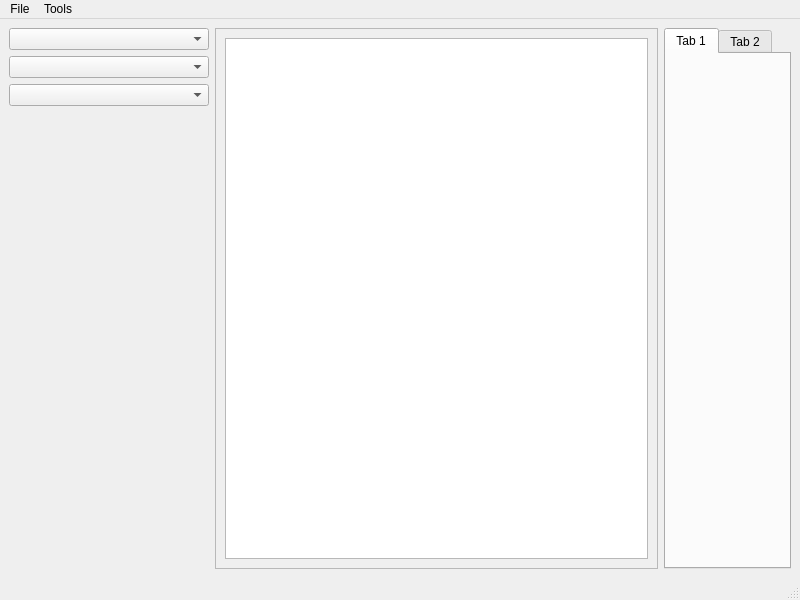
Before: the Qt Designer form main.ui in LagoLunatic/DSVEdit, drawn with Qt 5.
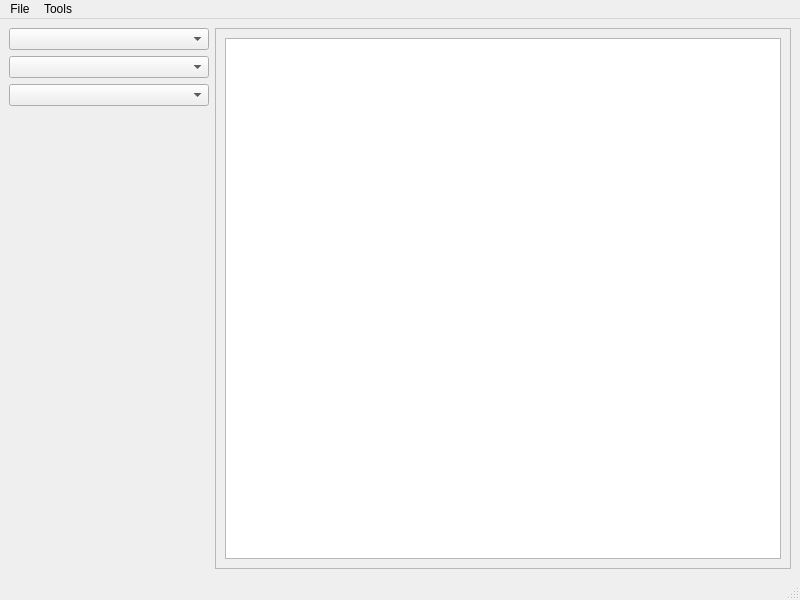
After: the same form once the commit is applied.

Commit message:
Remove nonfunctional level editing from gui
Also add settings

What changed in the file:
```diff
--- a/main.ui
+++ b/main.ui
@@ -14,7 +14,7 @@
    <string>MainWindow</string>
   </property>
   <widget class="QWidget" name="centralwidget">
-   <layout class="QHBoxLayout" name="horizontalLayout" stretch="1,8,1">
+   <layout class="QHBoxLayout" name="horizontalLayout" stretch="1,8">
     <item>
      <layout class="QVBoxLayout" name="verticalLayout">
       <item>
@@ -72,7 +72,7 @@
         <rect>
          <x>0</x>
          <y>0</y>
-         <width>425</width>
+         <width>567</width>
          <height>525</height>
         </rect>
        </property>
@@ -84,26 +84,6 @@
       </widget>
      </widget>
     </item>
-    <item>
-     <widget class="QTabWidget" name="tileset_list">
-      <property name="sizePolicy">
-       <sizepolicy hsizetype="Fixed" vsizetype="Expanding">
-        <horstretch>0</horstretch>
-        <verstretch>0</verstretch>
-       </sizepolicy>
-      </property>
-      <widget class="QWidget" name="tab">
-       <attribute name="title">
-        <string>Tab 1</string>
-       </attribute>
-      </widget>
-      <widget class="QWidget" name="tab_2">
-       <attribute name="title">
-        <string>Tab 2</string>
-       </attribute>
-      </widget>
-     </widget>
-    </item>
    </layout>
   </widget>
   <widget class="QMenuBar" name="menubar">
```
The commit also changes 1 other file.
